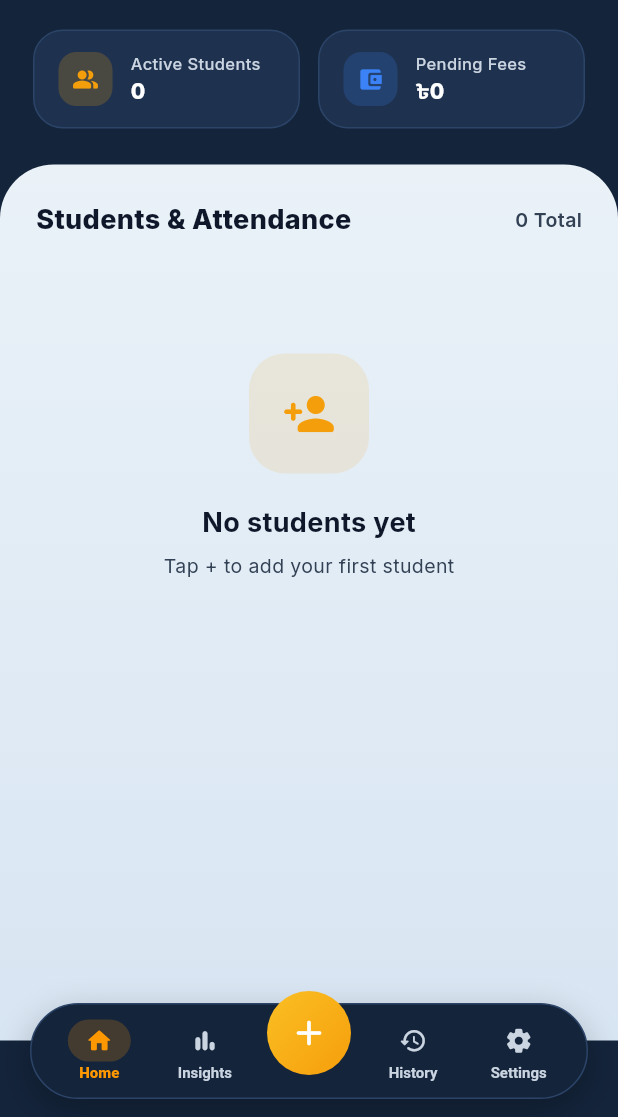
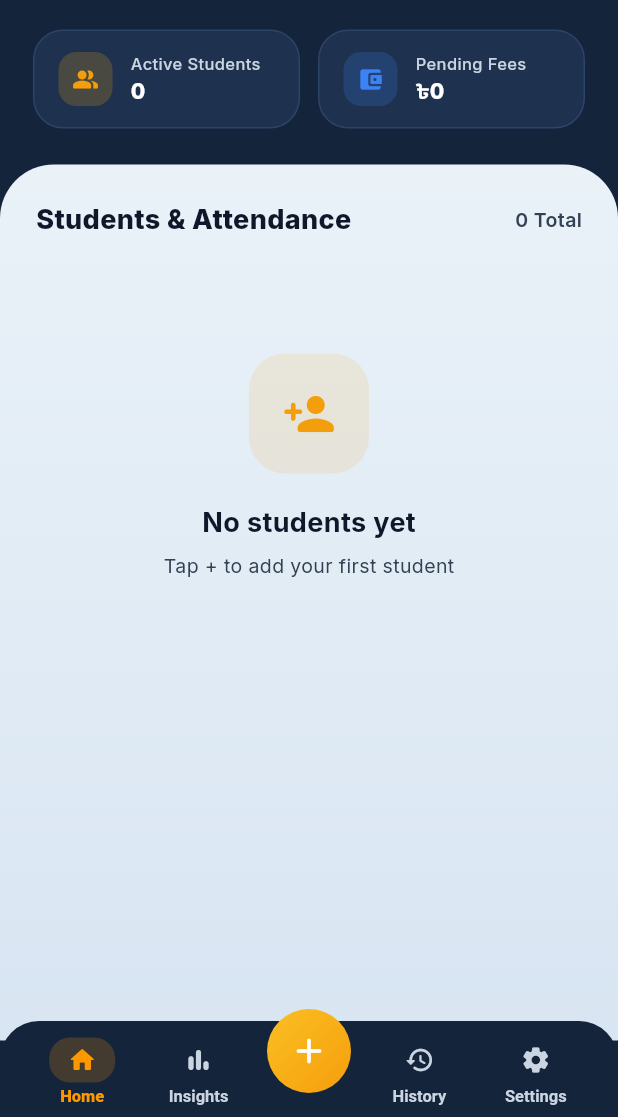
Before and after one commit to Knecrow/Tutracker, a Flutter app: the screen it shows after launch, on a phone screen of 412 x 824 dp, the part 119-1236 px from its top. Run offline on Flutter 3.47's test engine with Material 3 defaults, Android fonts, the phone set to English and light mode, and no system bars; our stand-ins replace fl_chart, flutter_riverpod, go_router, google_fonts, hive, hive_flutter; accounts and stored records are empty.

Commit message:
fix: restore full width nav bar, clean top sheet curves with no extra background rectangle block

```diff
--- a/lib/presentation/widgets/floating_nav_sheet.dart
+++ b/lib/presentation/widgets/floating_nav_sheet.dart
@@ -35,9 +35,9 @@ class AppShell extends StatelessWidget {
         children: [
           child,
           Positioned(
-            left: 20,
-            right: 20,
-            bottom: MediaQuery.of(context).padding.bottom + 12,
+            left: 0,
+            right: 0,
+            bottom: 0,
             child: _FloatingNavBar(
               selectedIndex: selectedIndex,
               onTap: (i) {
@@ -70,22 +70,15 @@ class _FloatingNavBar extends StatelessWidget {
   @override
   Widget build(BuildContext context) {
     const orangeAccent = Color(0xFFFF9800); // Samsung One UI Warm Amber
+    final bottomPad = MediaQuery.of(context).padding.bottom;
 
     return Container(
-      height: 64,
+      height: 64 + bottomPad,
       clipBehavior: Clip.none,
-      padding: const EdgeInsets.symmetric(horizontal: 10),
-      decoration: BoxDecoration(
-        color: AppColors.headerBackground, // Deep Steel Blue capsule
-        borderRadius: BorderRadius.circular(32), // Fully rounded floating pill
-        border: Border.all(color: AppColors.headerBorder, width: 1),
-        boxShadow: [
-          BoxShadow(
-            color: Colors.black.withValues(alpha: 0.25),
-            blurRadius: 20,
-            offset: const Offset(0, 8),
-          ),
-        ],
+      padding: EdgeInsets.only(bottom: bottomPad, left: 16, right: 16, top: 4),
+      decoration: const BoxDecoration(
+        color: AppColors.headerBackground, // Deep Steel Blue Nav Bar matching header
+        borderRadius: BorderRadius.vertical(top: Radius.circular(26)),
       ),
       child: Row(
         mainAxisAlignment: MainAxisAlignment.spaceAround,
@@ -94,9 +87,9 @@ class _FloatingNavBar extends StatelessWidget {
           _NavItem(icon: AppShell._icons[0], label: AppShell._labels[0], selected: selectedIndex == 0, onTap: () => onTap(0)),
           _NavItem(icon: AppShell._icons[1], label: AppShell._labels[1], selected: selectedIndex == 1, onTap: () => onTap(1)),
 
-          // ── Center FAB (Popping Out of Pill, Clean & NO Glow) ───────────
+          // ── Center FAB (Popping Out of Nav Bar, Clean & NO Glow) ───────────
           Transform.translate(
-            offset: const Offset(0, -12),
+            offset: const Offset(0, -14),
             child: GestureDetector(
               onTap: onAdd,
               child: Container(
@@ -134,26 +127,26 @@ class _NavItem extends StatelessWidget {
       onTap: onTap,
       behavior: HitTestBehavior.opaque,
       child: SizedBox(
-        width: 58,
+        width: 64,
         child: Column(
           mainAxisAlignment: MainAxisAlignment.center,
           children: [
             AnimatedContainer(
               duration: const Duration(milliseconds: 200),
               curve: Curves.easeOut,
-              width: 42,
-              height: 28,
+              width: 44,
+              height: 30,
               decoration: BoxDecoration(
                 color: selected ? orangeAccent.withValues(alpha: 0.2) : Colors.transparent,
                 borderRadius: BorderRadius.circular(14),
               ),
-              child: Icon(icon, size: 19, color: selected ? orangeAccent : AppColors.headerTextSecondary),
+              child: Icon(icon, size: 20, color: selected ? orangeAccent : AppColors.headerTextSecondary),
             ),
-            const SizedBox(height: 2),
+            const SizedBox(height: 3),
             AnimatedDefaultTextStyle(
               duration: const Duration(milliseconds: 200),
               style: TextStyle(
-                fontSize: 10,
+                fontSize: 11,
                 fontWeight: selected ? FontWeight.w800 : FontWeight.w600,
                 color: selected ? orangeAccent : AppColors.headerTextSecondary,
               ),
```
